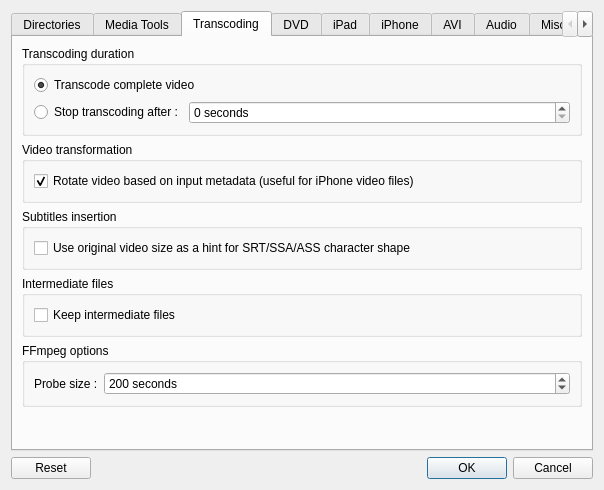
Above: src/QtlMovie/QtlMovieEditSettings.ui from qtlmovie/qtlmovie before the change. Below: the same form after it.
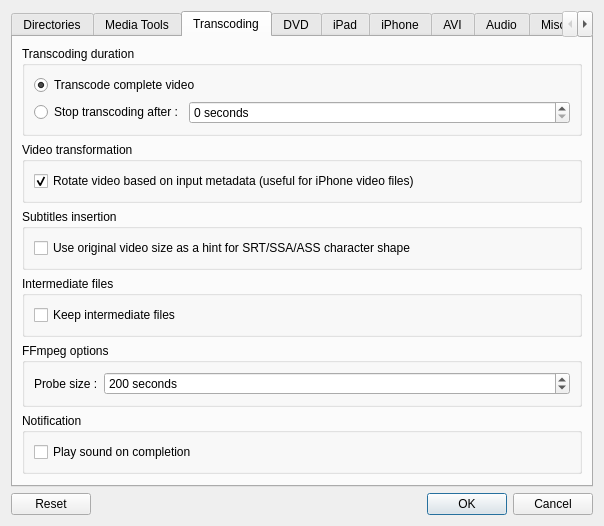
That is the form after the change. The open tabs and pages were chosen to show the change. Icons and pictures are not drawn. Custom widgets are drawn as their Qt base class.

Commit message: Version 1.2.15, added sound notification

```diff
--- a/src/QtlMovie/QtlMovieEditSettings.ui
+++ b/src/QtlMovie/QtlMovieEditSettings.ui
@@ -468,6 +468,22 @@
          </layout>
         </widget>
        </item>
+       <item>
+        <widget class="QGroupBox" name="groupBoxNotification">
+         <property name="title">
+          <string>Notification</string>
+         </property>
+         <layout class="QVBoxLayout" name="verticalLayout_5">
+          <item>
+           <widget class="QCheckBox" name="checkBoxPlaySound">
+            <property name="text">
+             <string>Play sound on completion</string>
+            </property>
+           </widget>
+          </item>
+         </layout>
+        </widget>
+       </item>
        <item>
         <spacer name="spacerTranscoding">
          <property name="orientation">
```
The commit also changes 18 other files.
